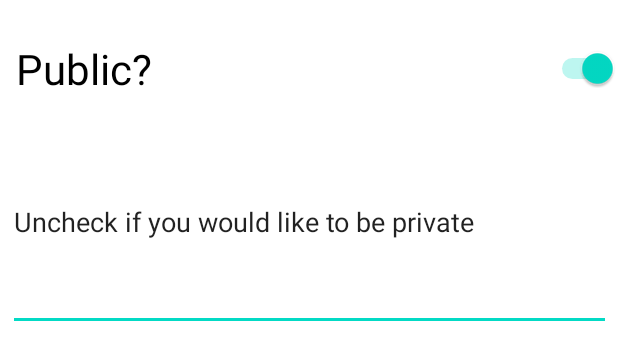
After one commit to CIS3296SoftwareDesignF21/prj-04-bluetooth-file-sharing, an Android app: the layout settings_button.xml on its own in the app's theme, with its tools: preview values and no code run, on a phone screen of 412 x 824 dp. The commit adds this screen. Shown: the top 360 px of the screen. Run offline under Robolectric (Android 15) with nearby library versions, the phone set to English and light mode, and no system bars.

Commit message:
Added a settings page and a button to link to the settings page

```diff
--- /dev/null
+++ b/app/src/main/res/layout/settings_button.xml
@@ -0,0 +1,35 @@
+<?xml version="1.0" encoding="utf-8"?>
+<androidx.constraintlayout.widget.ConstraintLayout xmlns:android="http://schemas.android.com/apk/res/android"
+        xmlns:app="http://schemas.android.com/apk/res-auto"
+        xmlns:tools="http://schemas.android.com/tools"
+        android:layout_width="match_parent"
+        android:layout_height="match_parent"
+        android:id="@+id/Switch_info">
+
+    <Switch
+            android:text="Public?"
+            android:textSize="28sp"
+            android:layout_width="401dp"
+            android:layout_height="59dp"
+            app:layout_constraintTop_toTopOf="parent"
+            android:layout_marginTop="16dp"
+            android:id="@+id/Settings_switch"
+            app:layout_constraintEnd_toEndOf="parent"
+            android:switchTextAppearance="@style/TextAppearance.AppCompat.Display1"
+            android:visibility="visible"
+            android:checked="true"
+            android:key="switch"
+            android:summary="Turn this option on or off" />
+
+    <EditText
+            android:layout_width="402dp"
+            android:layout_height="145dp"
+            android:inputType="textPersonName"
+            android:text="Uncheck if you would like to be private"
+            android:textSize="18sp"
+            android:ems="10"
+            android:id="@+id/editTextTextPersonName"
+            app:layout_constraintTop_toBottomOf="@+id/Settings_switch"
+            app:layout_constraintStart_toStartOf="parent"
+            app:layout_constraintEnd_toEndOf="parent" />
+</androidx.constraintlayout.widget.ConstraintLayout>
```
Also changed, not shown: app/src/main/res/layout/activity_main.xml (+19 -4 lines).
